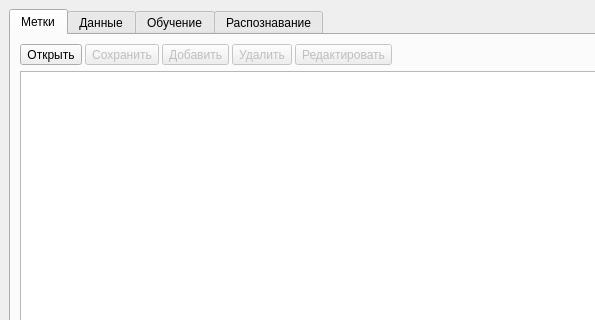
Qt form train/train_window.ui (mashka-kashka/robot) before a commit; both pictures show x 0 to 595 and y 0 to 320 of the 864 by 667 pixel window.
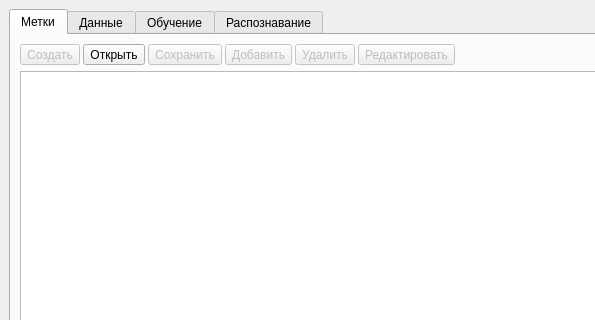
The same form after that commit. The open tabs and pages were chosen to show the change. Icons and pictures are not drawn.

Patch:
```diff
--- a/train/train_window.ui
+++ b/train/train_window.ui
@@ -69,6 +69,23 @@
            <property name="spacing">
             <number>3</number>
            </property>
+           <item>
+            <widget class="QToolButton" name="tb_new_labels">
+             <property name="enabled">
+              <bool>false</bool>
+             </property>
+             <property name="text">
+              <string>Создать</string>
+             </property>
+             <property name="icon">
+              <iconset>
+               <normaloff>icons/star.png</normaloff>icons/star.png</iconset>
+             </property>
+             <property name="toolButtonStyle">
+              <enum>Qt::ToolButtonTextBesideIcon</enum>
+             </property>
+            </widget>
+           </item>
            <item>
             <widget class="QToolButton" name="tb_open_labels">
              <property name="enabled">
```
Left out of the diff: 14 changed lines with no effect on the pictures.
